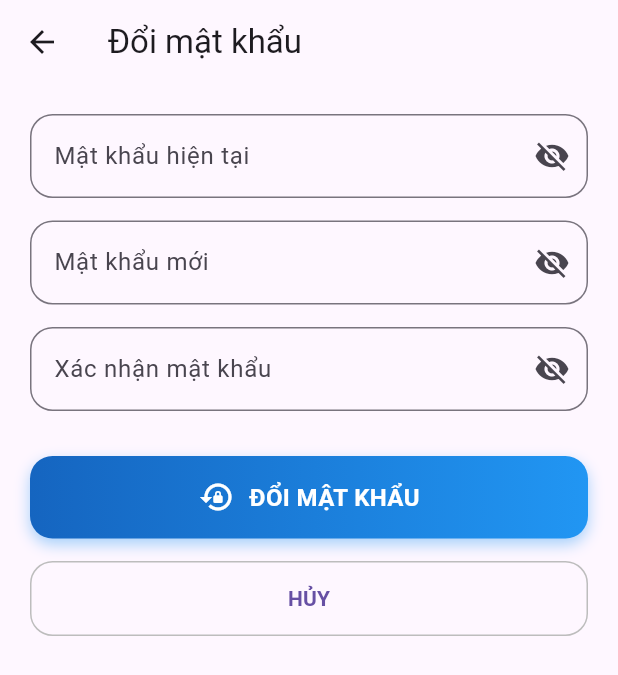
After one commit to fh8tox/ebookapp, a Flutter app: the SettingsScreen screen opened directly, after a tap on "Đổi mật khẩu", on a phone screen of 412 x 824 dp. The commit adds this screen. Shown: the top 675 px of the screen. Run offline on Flutter 3.47's test engine with Material 3 defaults, Android fonts, the phone set to English and light mode, and no system bars; our stand-ins replace cloud_firestore, file_picker, firebase_auth, firebase_core; missing offline and left inert: epub_view, firebase_app_check; accounts and stored records are empty.

Commit message:
thêm chức năng đổi mật khẩu, quên mật khẩu, đồng bộ giao diện cho 1 số chức năng

```diff
--- /dev/null
+++ b/lib/screens/change_password_screen.dart
@@ -0,0 +1,205 @@
+import 'package:flutter/material.dart';
+import '../services/auth_provider.dart';
+
+class ChangePasswordScreen extends StatefulWidget {
+  const ChangePasswordScreen({super.key});
+
+  @override
+  State<ChangePasswordScreen> createState() => _ChangePasswordScreenState();
+}
+
+class _ChangePasswordScreenState extends State<ChangePasswordScreen> {
+  final currentPassController = TextEditingController();
+  final newPassController = TextEditingController();
+  final confirmPassController = TextEditingController();
+
+  final authProvider = AuthProvider();
+
+  bool isLoading = false;
+
+  bool obscureCurrent = true;
+  bool obscureNew = true;
+  bool obscureConfirm = true;
+
+  void handleChangePassword() async {
+    final currentPass = currentPassController.text.trim();
+    final newPass = newPassController.text.trim();
+    final confirmPass = confirmPassController.text.trim();
+
+    if (currentPass.isEmpty || newPass.isEmpty || confirmPass.isEmpty) {
+      _showMsg("Vui lòng nhập đầy đủ thông tin");
+      return;
+    }
+
+    if (newPass != confirmPass) {
+      _showMsg("Mật khẩu xác nhận không khớp");
+      return;
+    }
+
+    if (newPass.length < 6) {
+      _showMsg("Mật khẩu mới phải từ 6 ký tự");
+      return;
+    }
+
+    setState(() => isLoading = true);
+
+    final result = await authProvider.changePassword(currentPass, newPass);
+
+    setState(() => isLoading = false);
+
+    if (result['success']) {
+      _showMsg("Đổi mật khẩu thành công");
+      Navigator.pop(context);
+    } else {
+      _showMsg(result['error'] ?? "Có lỗi xảy ra");
+    }
+  }
+
+  void _showMsg(String msg) {
+    ScaffoldMessenger.of(context).showSnackBar(
+      SnackBar(content: Text(msg), behavior: SnackBarBehavior.floating),
+    );
+  }
+
+  Widget buildInput({
+    required TextEditingController controller,
+    required String label,
+    required bool obscure,
+    required VoidCallback toggle,
+  }) {
+    return TextField(
+      controller: controller,
+      obscureText: obscure,
+      decoration: InputDecoration(
+        labelText: label,
+        border: OutlineInputBorder(
+          borderRadius: BorderRadius.circular(15),
+        ),
+        suffixIcon: IconButton(
+          icon: Icon(obscure ? Icons.visibility_off : Icons.visibility),
+          onPressed: toggle,
+        ),
+      ),
+    );
+  }
+
+  @override
+  void dispose() {
+    currentPassController.dispose();
+    newPassController.dispose();
+    confirmPassController.dispose();
+    super.dispose();
+  }
+
+  @override
+  Widget build(BuildContext context) {
+    return Scaffold(
+      appBar: AppBar(title: const Text("Đổi mật khẩu")),
+      body: SingleChildScrollView(
+        padding: const EdgeInsets.all(20),
+        child: Column(
+          children: [
+            buildInput(
+              controller: currentPassController,
+              label: "Mật khẩu hiện tại",
+              obscure: obscureCurrent,
+              toggle: () =>
+                  setState(() => obscureCurrent = !obscureCurrent),
+            ),
+            const SizedBox(height: 15),
+
+            buildInput(
+              controller: newPassController,
+              label: "Mật khẩu mới",
+              obscure: obscureNew,
+              toggle: () => setState(() => obscureNew = !obscureNew),
+            ),
+            const SizedBox(height: 15),
+
+            buildInput(
+              controller: confirmPassController,
+              label: "Xác nhận mật khẩu",
+              obscure: obscureConfirm,
+              toggle: () =>
+                  setState(() => obscureConfirm = !obscureConfirm),
+            ),
+            const SizedBox(height: 30),
+
+            isLoading
+                ? const CircularProgressIndicator()
+                : Column(
+              children: [
+                /// 🔵 BUTTON ĐỔI MẬT KHẨU
+                SizedBox(
+                  width: double.infinity,
+                  height: 55,
+                  child: InkWell(
+                    borderRadius: BorderRadius.circular(15),
+                    onTap: handleChangePassword,
+                    child: Ink(
+                      decoration: BoxDecoration(
+                        gradient: LinearGradient(
+                          colors: [
+                            Colors.blue.shade800,
+                            Colors.blue.shade500
+                          ],
+                        ),
+                        borderRadius: BorderRadius.circular(15),
+                        boxShadow: [
+                          BoxShadow(
+                            color: Colors.blue.withOpacity(0.4),
+                            blurRadius: 8,
+                            offset: const Offset(0, 4),
+                          )
+                        ],
+                      ),
+                      child: const Center(
+                        child: Row(
+                          mainAxisAlignment: MainAxisAlignment.center,
+                          children: [
+                            Icon(Icons.lock_reset,
+                                color: Colors.white),
+                            SizedBox(width: 10),
+                            Text(
+                              "ĐỔI MẬT KHẨU",
+                              style: TextStyle(
+                                color: Colors.white,
+                                fontWeight: FontWeight.bold,
+                                fontSize: 16,
+                              ),
+                            ),
+                          ],
+                        ),
+                      ),
+                    ),
+                  ),
+                ),
+
+                const SizedBox(height: 15),
+
+                /// ⚪ BUTTON HỦY
+                SizedBox(
+                  width: double.infinity,
+                  height: 50,
+                  child: OutlinedButton(
+                    onPressed: () => Navigator.pop(context),
+                    style: OutlinedButton.styleFrom(
+                      side: BorderSide(color: Colors.grey.shade400),
+                      shape: RoundedRectangleBorder(
+                        borderRadius: BorderRadius.circular(15),
+                      ),
+                    ),
+                    child: const Text(
+                      "HỦY",
+                      style: TextStyle(fontWeight: FontWeight.bold),
+                    ),
+                  ),
+                ),
+              ],
+            ),
+          ],
+        ),
+      ),
+    );
+  }
+}
--- a/lib/screens/settings_screen.dart
+++ b/lib/screens/settings_screen.dart
@@ -1,9 +1,27 @@
 import 'package:flutter/material.dart';
 import 'package:provider/provider.dart';
 import '../services/theme_provider.dart';
+import '../screens/change_password_screen.dart';
 
 class SettingsScreen extends StatelessWidget {
   const SettingsScreen({super.key});
+
+  Widget buildCard(BuildContext context, {required Widget child}) {
+    return Container(
+      margin: const EdgeInsets.symmetric(horizontal: 16, vertical: 8),
+      decoration: BoxDecoration(
+        color: Theme.of(context).cardColor,
+        borderRadius: BorderRadius.circular(15),
+        boxShadow: [
+          BoxShadow(
+            color: Colors.black.withOpacity(0.05),
+            blurRadius: 5,
+          )
+        ],
+      ),
+      child: child,
+    );
+  }
 
   @override
   Widget build(BuildContext context) {
@@ -15,8 +33,12 @@ class SettingsScreen extends StatelessWidget {
       body: ListView(
         children: [
 
-          // 🌙 DARK MODE
-          SwitchListTile(
+          const SizedBox(height: 10),
+
+          /// 🌙 DARK MODE
+          buildCard(
+            context,
+            child: SwitchListTile(
               title: const Text("Dark Mode"),
               subtitle: const Text("Bật / tắt giao diện tối"),
               value: themeProvider.isDark,
@@ -24,7 +46,26 @@ class SettingsScreen extends StatelessWidget {
                 themeProvider.toggleTheme(value);
               },
             ),
+          ),
 
+          /// 🔒 ĐỔI MẬT KHẨU
+          buildCard(
+            context,
+            child: ListTile(
+              leading: const Icon(Icons.lock_reset),
+              title: const Text("Đổi mật khẩu"),
+              subtitle: const Text("Cập nhật mật khẩu tài khoản"),
+              trailing: const Icon(Icons.arrow_forward_ios, size: 16),
+              onTap: () {
+                Navigator.push(
+                  context,
+                  MaterialPageRoute(
+                    builder: (_) => const ChangePasswordScreen(),
+                  ),
+                );
+              },
+            ),
+          ),
         ],
       ),
     );
```
Also changed, not shown: lib/screens/forgot_password_screen.dart (added, +152 -0 lines), lib/screens/login_screen.dart (+10 -0 lines), lib/services/auth_provider.dart (+95 -21 lines). Lines whose indentation alone changed are shown as unchanged.
